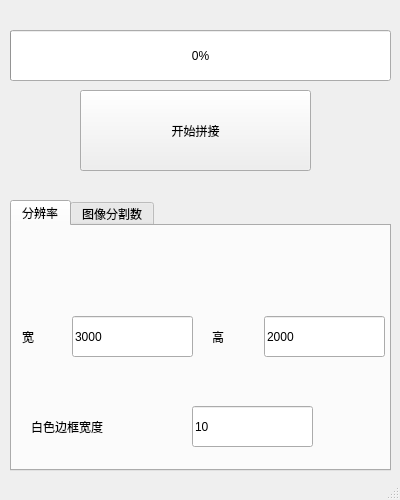
Qt form ImgTrim/mainwindow.ui (ln93/ImgTrim) before a commit.
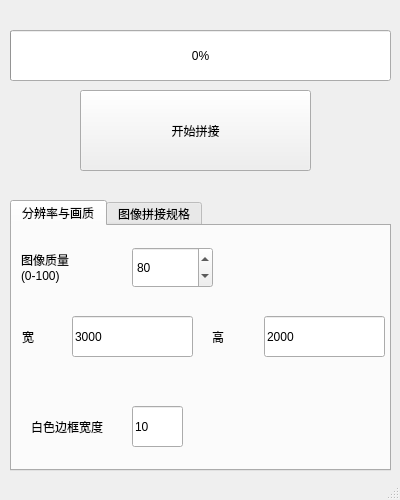
The same form after that commit.

Commit message: 增加功能：图像拉伸/图像质量设定

```diff
--- a/ImgTrim/mainwindow.ui
+++ b/ImgTrim/mainwindow.ui
@@ -59,7 +59,7 @@
     </property>
     <widget class="QWidget" name="tab">
      <attribute name="title">
-      <string>分辨率</string>
+      <string>分辨率与画质</string>
      </attribute>
      <widget class="QLabel" name="label_2">
       <property name="geometry">
@@ -116,9 +116,9 @@
      <widget class="QLineEdit" name="whiteLineWidthLineEdit">
       <property name="geometry">
        <rect>
-        <x>180</x>
+        <x>120</x>
         <y>180</y>
-        <width>121</width>
+        <width>51</width>
         <height>41</height>
        </rect>
       </property>
@@ -131,7 +131,7 @@
        <rect>
         <x>19</x>
         <y>180</y>
-        <width>161</width>
+        <width>111</width>
         <height>41</height>
        </rect>
       </property>
@@ -139,10 +139,40 @@
        <string>白色边框宽度</string>
       </property>
      </widget>
+     <widget class="QSpinBox" name="imgQualitySpinBox">
+      <property name="geometry">
+       <rect>
+        <x>120</x>
+        <y>21</y>
+        <width>81</width>
+        <height>41</height>
+       </rect>
+      </property>
+      <property name="maximum">
+       <number>100</number>
+      </property>
+      <property name="value">
+       <number>80</number>
+      </property>
+     </widget>
+     <widget class="QLabel" name="label_6">
+      <property name="geometry">
+       <rect>
+        <x>9</x>
+        <y>20</y>
+        <width>81</width>
+        <height>41</height>
+       </rect>
+      </property>
+      <property name="text">
+       <string>图像质量
+(0-100)</string>
+      </property>
+     </widget>
     </widget>
     <widget class="QWidget" name="tab_2">
      <attribute name="title">
-      <string>图像分割数</string>
+      <string>图像拼接规格</string>
      </attribute>
      <widget class="QLineEdit" name="FrameWLineEdit">
       <property name="geometry">
```
Left out of the diff: 13 changed lines with no effect on the pictures. The commit also changes 7 other files.
